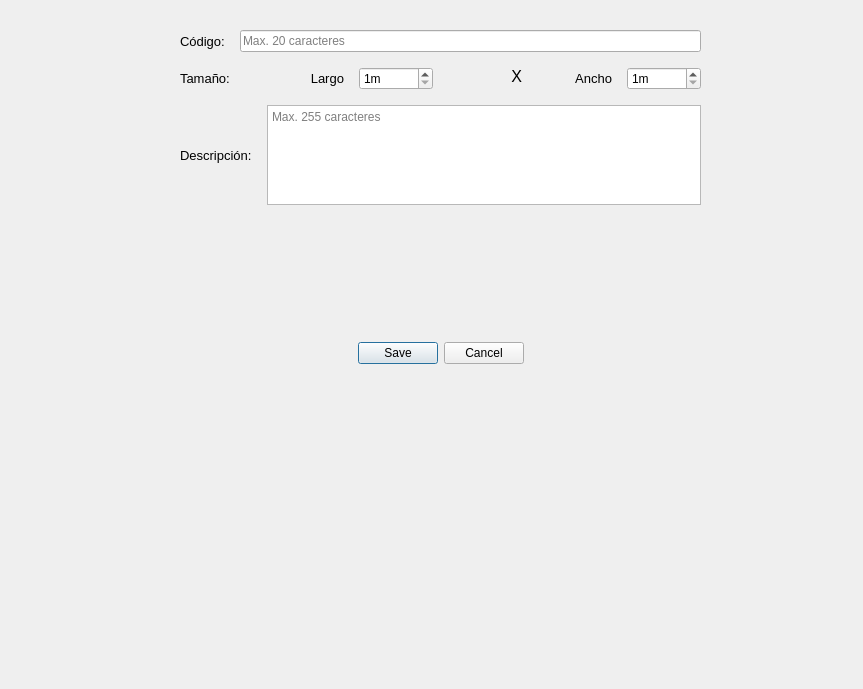
Old version of the form Frontend/Views/NewShelving.ui in the repository RoberuDG/shelvingManager.
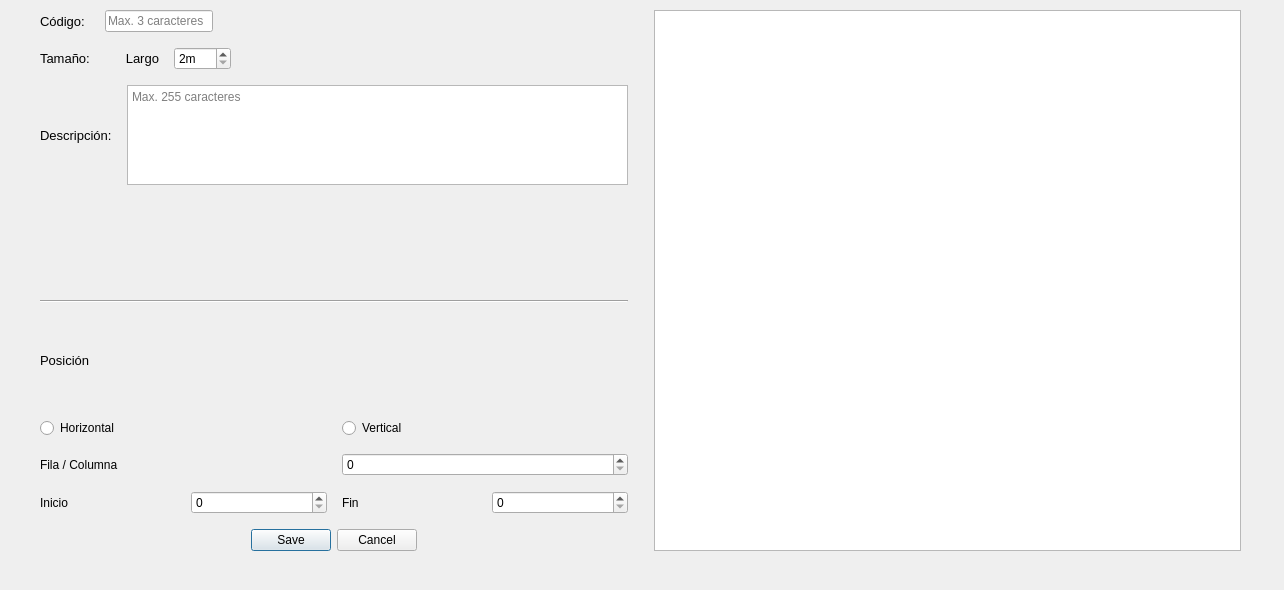
New version of the form.

Commit message: new shelving dialog

```diff
--- a/Frontend/Views/NewShelving.ui
+++ b/Frontend/Views/NewShelving.ui
@@ -6,8 +6,8 @@
    <rect>
     <x>0</x>
     <y>0</y>
-    <width>863</width>
-    <height>689</height>
+    <width>1284</width>
+    <height>590</height>
    </rect>
   </property>
   <property name="windowTitle">
@@ -19,12 +19,14 @@
   <widget class="QWidget" name="verticalLayoutWidget_2">
    <property name="geometry">
     <rect>
-     <x>180</x>
-     <y>30</y>
-     <width>521</width>
-     <height>334</height>
+     <x>40</x>
+     <y>10</y>
+     <width>1201</width>
+     <height>541</height>
     </rect>
    </property>
+   <layout class="QHBoxLayout" name="horizontalLayout_4">
+    <item>
    <layout class="QVBoxLayout" name="verticalLayout_2">
     <property name="spacing">
      <number>15</number>
@@ -39,6 +41,24 @@
       </property>
       <item>
        <widget class="QLabel" name="label">
+          <property name="sizePolicy">
+           <sizepolicy hsizetype="Maximum" vsizetype="Preferred">
+            <horstretch>0</horstretch>
+            <verstretch>0</verstretch>
+           </sizepolicy>
+          </property>
+          <property name="minimumSize">
+           <size>
+            <width>50</width>
+            <height>0</height>
+           </size>
+          </property>
+          <property name="maximumSize">
+           <size>
+            <width>50</width>
+            <height>16777215</height>
+           </size>
+          </property>
         <property name="font">
          <font>
           <pointsize>10</pointsize>
@@ -51,6 +71,18 @@
       </item>
       <item>
        <widget class="QLineEdit" name="textName">
+          <property name="sizePolicy">
+           <sizepolicy hsizetype="Minimum" vsizetype="Fixed">
+            <horstretch>0</horstretch>
+            <verstretch>0</verstretch>
+           </sizepolicy>
+          </property>
+          <property name="maximumSize">
+           <size>
+            <width>150</width>
+            <height>16777215</height>
+           </size>
+          </property>
         <property name="inputMethodHints">
          <set>Qt::ImhNone</set>
         </property>
@@ -61,16 +93,35 @@
          <number>0</number>
         </property>
         <property name="placeholderText">
-         <string>Max. 20 caracteres</string>
+           <string>Max. 3 caracteres</string>
         </property>
        </widget>
       </item>
+        <item>
+         <spacer name="horizontalSpacer">
+          <property name="orientation">
+           <enum>Qt::Horizontal</enum>
+          </property>
+          <property name="sizeHint" stdset="0">
+           <size>
+            <width>40</width>
+            <height>20</height>
+           </size>
+          </property>
+         </spacer>
+        </item>
      </layout>
     </item>
     <item>
      <layout class="QHBoxLayout" name="horizontalLayout_2">
       <item>
        <widget class="QLabel" name="label_2">
+          <property name="maximumSize">
+           <size>
+            <width>100</width>
+            <height>16777215</height>
+           </size>
+          </property>
         <property name="font">
          <font>
           <pointsize>10</pointsize>
@@ -81,8 +132,30 @@
         </property>
        </widget>
       </item>
+        <item>
+         <spacer name="horizontalSpacer_3">
+          <property name="orientation">
+           <enum>Qt::Horizontal</enum>
+          </property>
+          <property name="sizeType">
+           <enum>QSizePolicy::Maximum</enum>
+          </property>
+          <property name="sizeHint" stdset="0">
+           <size>
+            <width>20</width>
+            <height>20</height>
+           </size>
+          </property>
+         </spacer>
+        </item>
       <item>
        <widget class="QLabel" name="label_6">
+          <property name="maximumSize">
+           <size>
+            <width>50</width>
+            <height>16777215</height>
+           </size>
+          </property>
         <property name="font">
          <font>
           <pointsize>10</pointsize>
@@ -108,7 +181,7 @@
          <string>m</string>
         </property>
         <property name="minimum">
-         <number>1</number>
+           <number>2</number>
         </property>
         <property name="maximum">
          <number>100</number>
@@ -116,56 +189,17 @@
        </widget>
       </item>
       <item>
-       <widget class="QLabel" name="label_7">
-        <property name="maximumSize">
+         <spacer name="horizontalSpacer_2">
+          <property name="orientation">
+           <enum>Qt::Horizontal</enum>
+          </property>
+          <property name="sizeHint" stdset="0">
          <size>
-          <width>100</width>
-          <height>16777215</height>
-         </size>
-        </property>
-        <property name="font">
-         <font>
-          <pointsize>12</pointsize>
-         </font>
-        </property>
-        <property name="text">
-         <string>X</string>
-        </property>
-        <property name="alignment">
-         <set>Qt::AlignRight|Qt::AlignTop|Qt::AlignTrailing</set>
-        </property>
-        <property name="textInteractionFlags">
-         <set>Qt::NoTextInteraction</set>
-        </property>
-       </widget>
-      </item>
-      <item>
-       <widget class="QLabel" name="label_3">
-        <property name="font">
-         <font>
-          <pointsize>10</pointsize>
-         </font>
-        </property>
-        <property name="text">
-         <string>Ancho</string>
-        </property>
-        <property name="alignment">
-         <set>Qt::AlignRight|Qt::AlignTrailing|Qt::AlignVCenter</set>
-        </property>
-       </widget>
-      </item>
-      <item>
-       <widget class="QSpinBox" name="spinMeters2">
-        <property name="suffix">
-         <string>m</string>
-        </property>
-        <property name="minimum">
-         <number>1</number>
-        </property>
-        <property name="maximum">
-         <number>100</number>
-        </property>
-       </widget>
+            <width>40</width>
+            <height>20</height>
+           </size>
+          </property>
+         </spacer>
       </item>
      </layout>
     </item>
@@ -218,6 +252,81 @@
       </property>
      </widget>
     </item>
+      <item>
+       <widget class="Line" name="line">
+        <property name="orientation">
+         <enum>Qt::Horizontal</enum>
+        </property>
+       </widget>
+      </item>
+      <item>
+       <widget class="QLabel" name="label_3">
+        <property name="font">
+         <font>
+          <pointsize>10</pointsize>
+         </font>
+        </property>
+        <property name="text">
+         <string>Posición</string>
+        </property>
+       </widget>
+      </item>
+      <item>
+       <layout class="QHBoxLayout" name="horizontalLayout_10">
+        <item>
+         <widget class="QRadioButton" name="radioButton_2">
+          <property name="text">
+           <string>Horizontal</string>
+          </property>
+         </widget>
+        </item>
+        <item>
+         <widget class="QRadioButton" name="radioButton">
+          <property name="text">
+           <string>Vertical</string>
+          </property>
+         </widget>
+        </item>
+       </layout>
+      </item>
+      <item>
+       <layout class="QHBoxLayout" name="horizontalLayout_12">
+        <item>
+         <widget class="QLabel" name="label_9">
+          <property name="text">
+           <string>Fila / Columna</string>
+          </property>
+         </widget>
+        </item>
+        <item>
+         <widget class="QSpinBox" name="spinBox_3"/>
+        </item>
+       </layout>
+      </item>
+      <item>
+       <layout class="QHBoxLayout" name="horizontalLayout_9">
+        <item>
+         <widget class="QLabel" name="label_7">
+          <property name="text">
+           <string>Inicio</string>
+          </property>
+         </widget>
+        </item>
+        <item>
+         <widget class="QSpinBox" name="spinBox_2"/>
+        </item>
+        <item>
+         <widget class="QLabel" name="label_8">
+          <property name="text">
+           <string>Fin</string>
+          </property>
+         </widget>
+        </item>
+        <item>
+         <widget class="QSpinBox" name="spinBox"/>
+        </item>
+       </layout>
+      </item>
     <item>
      <widget class="QDialogButtonBox" name="buttonBox">
       <property name="orientation">
@@ -230,6 +339,27 @@
        <bool>true</bool>
       </property>
      </widget>
+      </item>
+     </layout>
+    </item>
+    <item>
+     <spacer name="horizontalSpacer_4">
+      <property name="orientation">
+       <enum>Qt::Horizontal</enum>
+      </property>
+      <property name="sizeType">
+       <enum>QSizePolicy::Minimum</enum>
+      </property>
+      <property name="sizeHint" stdset="0">
+       <size>
+        <width>20</width>
+        <height>20</height>
+       </size>
+      </property>
+     </spacer>
+    </item>
+    <item>
+     <widget class="QTableWidget" name="tableWidget"/>
     </item>
    </layout>
   </widget>
```
Left out of the diff: 4 changed lines with no effect on the pictures. Lines whose indentation alone changed are shown as unchanged. The commit also changes 3 other files.
